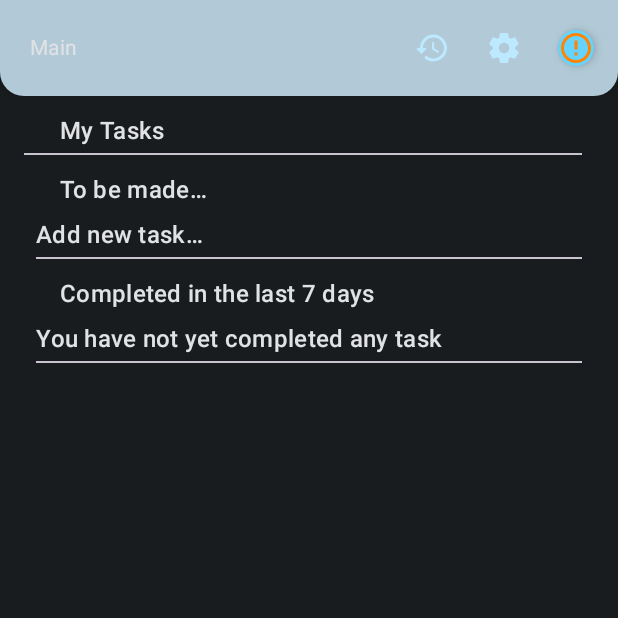
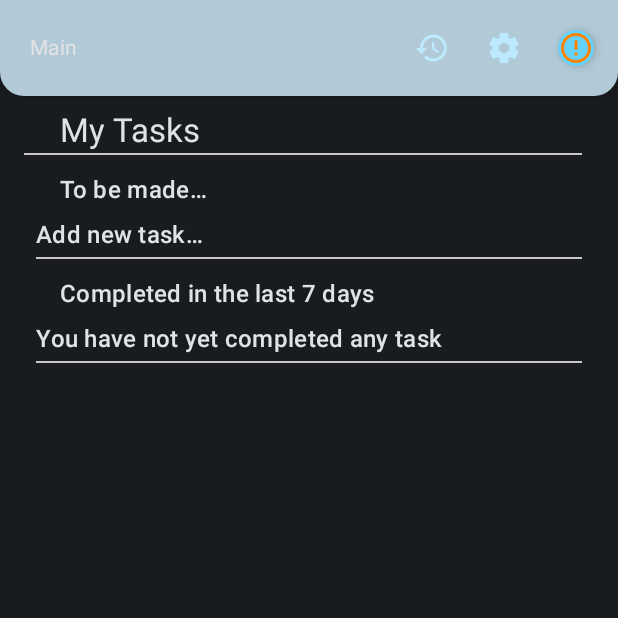
Before and after one commit to JorgeAgulloM/TaskApp, an Android app built with Jetpack Compose: the MainScreen screen opened through its navigation route, on a phone screen of 412 x 824 dp, the top half of it. Run offline under Robolectric (Android 15) with nearby library versions, the phone set to English and light mode, and no system bars; our stand-ins replace Dagger/Hilt's generated code, livedata-compose.

Commit message:
[UPDATE] Refactor for choice text style

```diff
--- a/app/src/main/java/com/softyorch/taskapp/presentation/screens/main/MainScreen.kt
+++ b/app/src/main/java/com/softyorch/taskapp/presentation/screens/main/MainScreen.kt
@@ -16,6 +16,7 @@ import androidx.compose.runtime.livedata.observeAsState
 import androidx.compose.ui.Alignment
 import androidx.compose.ui.Modifier
 import androidx.compose.ui.res.stringResource
+import androidx.compose.ui.text.TextStyle
 import androidx.compose.ui.unit.dp
 import androidx.navigation.NavController
 import androidx.navigation.NavHostController
@@ -73,11 +74,10 @@ private fun Content(it: PaddingValues, viewModel: MainViewModel, navController:
         verticalArrangement = Arrangement.Top
     ) {
 
-        RowInfoMain(text = stringResource(my_tasks))
+        RowInfoMain(text = stringResource(my_tasks), style = MaterialTheme.typography.titleLarge)
         Divider(modifier = Modifier.padding(start = 8.dp, end = 16.dp, bottom = 8.dp))
 
         Column(
-            //modifier = Modifier.heightIn(min = 20.dp, max = 290.dp),
             verticalArrangement = Arrangement.Top,
             horizontalAlignment = Alignment.Start
         ) {
@@ -95,13 +95,12 @@ private fun Content(it: PaddingValues, viewModel: MainViewModel, navController:
         }
 
         Column(
-            //modifier = Modifier.heightIn(min = 20.dp, max = 290.dp),
             verticalArrangement = Arrangement.Top,
             horizontalAlignment = Alignment.Start
         ) {
             RowInfoMain(text = stringResource(tasks_completed_last_days))
             FillLazyColumn(
-                modifier = Modifier.fillMaxWidth().fillMaxHeight(0.85f),
+                modifier = Modifier.fillMaxWidth().fillMaxHeight(0.8f),
                 tasks = tasks,
                 updateTask = viewModel::updateTask,
                 text = stringResource(not_yet_complet_any_task),
@@ -115,8 +114,8 @@ private fun Content(it: PaddingValues, viewModel: MainViewModel, navController:
 }
 
 @Composable
-private fun RowInfoMain(text: String) {
-    RowInfo(text = text, paddingStart = 32.dp)
+private fun RowInfoMain(text: String, style: TextStyle = MaterialTheme.typography.titleMedium) {
+    RowInfo(text = text, paddingStart = 32.dp, style = style)
 }
 
 @ExperimentalMaterial3Api
```
Also changed, not shown: app/src/main/java/com/softyorch/taskapp/utils/TimeLimitAutoLogin.kt (+6 -10 lines).
